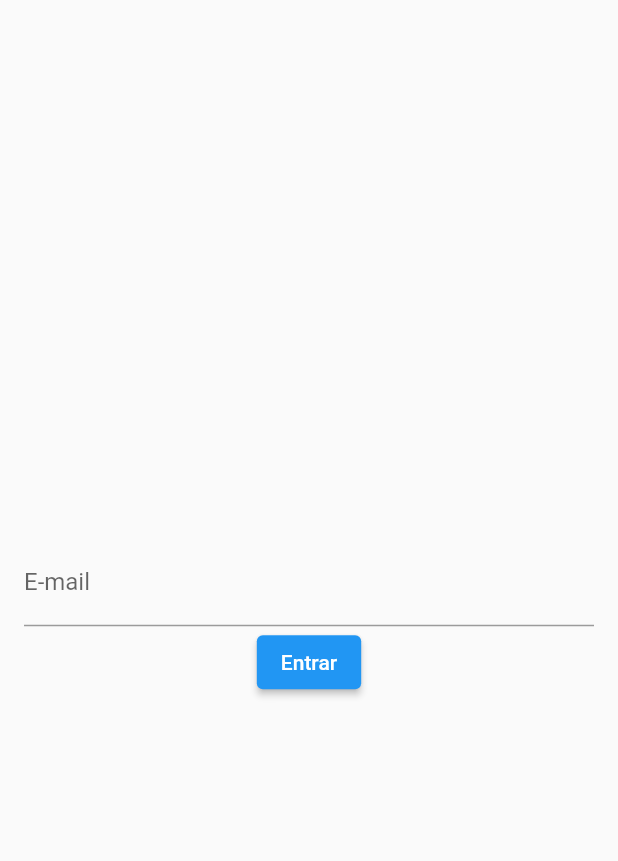
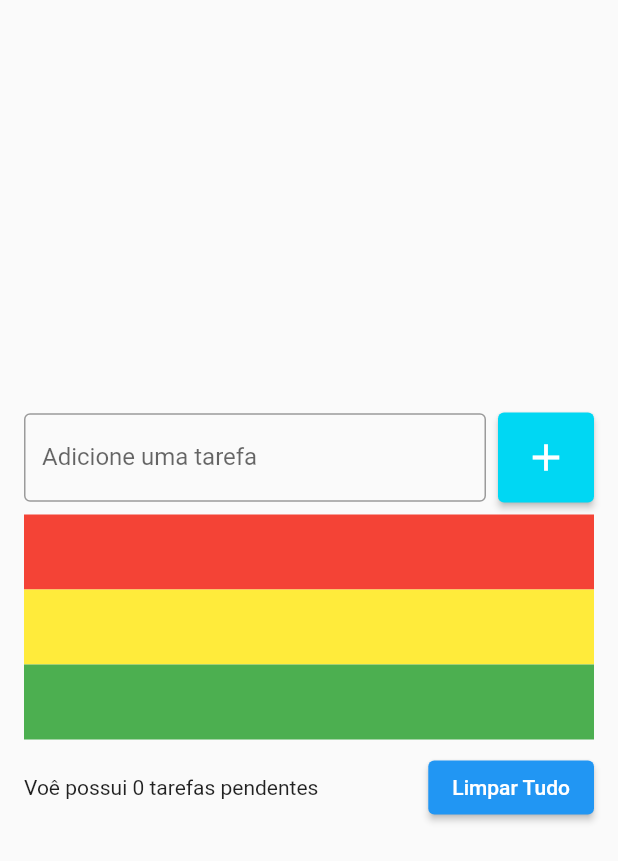
Before and after one commit to israelemanuel/todo_list, a Flutter app: the screen it shows after launch, on a phone screen of 412 x 824 dp. Shown: the top 861 px of the screen. Run offline on Flutter 3.47's test engine with Material 2 defaults, Android fonts, the phone set to English and light mode, and no system bars.

Commit message:
Adição de lista de tarefas

```diff
--- a/lib/pages/todo_list_page.dart
+++ b/lib/pages/todo_list_page.dart
@@ -1,30 +1,72 @@
 import 'package:flutter/material.dart';
 
 class TodoListPage extends StatelessWidget {
-  TodoListPage({Key? key}) : super(key: key);
-
-  final TextEditingController emailController = TextEditingController();
+  const TodoListPage({Key? key}) : super(key: key);
 
   @override
   Widget build(BuildContext context) {
     return Scaffold(
       body: Center(
         child: Padding(
-          padding: EdgeInsets.all(16),
+          padding: const EdgeInsets.all(16),
           child: Column(
             mainAxisAlignment: MainAxisAlignment.center,
             children: [
-              TextField(
-                controller: emailController,
-                onChanged: onChanged,
-                onSubmitted: onSubmited,
-                decoration: const InputDecoration(
-                  labelText: "E-mail",
-                ),
+              Row(
+                children: [
+                  Expanded(
+                    child: TextField(
+                      decoration: InputDecoration(
+                        border: OutlineInputBorder(),
+                        labelText: "Adicione uma tarefa",
+                        hintText: "Estudar Flutter",
+                      ),
+                    ),
+                  ),
+                  SizedBox(width: 8),
+                  ElevatedButton(
+                    onPressed: () {},
+                    style: ElevatedButton.styleFrom(
+                      //primary: Colors.cyan,
+                      primary: const Color(0xff00d7f3),
+                      //fixedSize: Size(100, 200),
+                      padding: const EdgeInsets.all(15),
+                    ),
+                    child: Icon(
+                      Icons.add,
+                      size: 30,
+                      color: Colors.white,
+                    ),
+                  ),
+                ],
               ),
-               ElevatedButton(
-                onPressed: login,
-                child: const Text("Entrar"),
+              SizedBox(height: 8),
+              ListView(
+                shrinkWrap: true,
+                children: [
+                  Container(
+                    color: Colors.red,
+                    height: 50,
+                  ),
+                  Container(
+                    color: Colors.yellow,
+                    height: 50,
+                  ),
+                  Container(
+                    color: Colors.green,
+                    height: 50,
+                  ),
+                ],
+              ),
+              SizedBox(height: 8),
+              Row(
+                children: [
+                  Expanded(
+                    child: Text("Voê possui 0 tarefas pendentes"),
+                  ),
+                  SizedBox(width: 8),
+                  ElevatedButton(onPressed: () {}, child: Text("Limpar Tudo"))
+                ],
               )
             ],
           ),
@@ -32,18 +74,4 @@ class TodoListPage extends StatelessWidget {
       ),
     );
   }
-
-  void login(){
-    String text = emailController.text;
-    print(text);
-    emailController.clear();
-  }
-
-  void onChanged(String text){
-    //print(text);
-  }
-
-  void onSubmited(String text){
-    print(text);
-  }
 }
```
